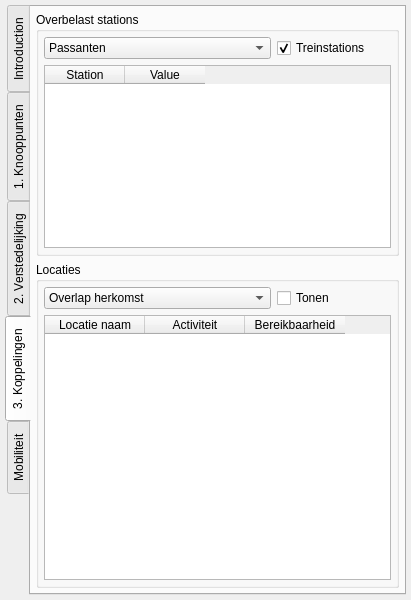
The window that KPOpilot/kpo_datasysteem_pilot_dockwidget_base.ui (Deltametropool/kpo-pilot) describes before a commit, drawn with Qt 5.
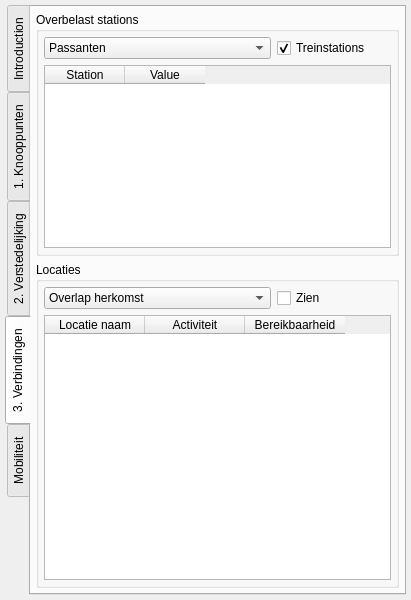
The same window after the commit. The open tabs and pages were chosen to show the change.

Commit message: verbindingen almost there

What changed in the file:
```diff
--- a/KPOpilot/kpo_datasysteem_pilot_dockwidget_base.ui
+++ b/KPOpilot/kpo_datasysteem_pilot_dockwidget_base.ui
@@ -630,7 +630,7 @@
       </widget>
       <widget class="QWidget" name="koppelingenTab">
        <attribute name="title">
-        <string>3. Koppelingen</string>
+        <string>3. Verbindingen</string>
        </attribute>
        <layout class="QVBoxLayout" name="verticalLayout_3" stretch="3,4">
         <property name="leftMargin">
@@ -777,7 +777,7 @@
            <item row="0" column="1">
             <widget class="QCheckBox" name="locationShowCheck">
              <property name="text">
-              <string>Tonen</string>
+              <string>Zien</string>
              </property>
             </widget>
            </item>
```
Left out of the diff: 70 changed lines with no effect on the pictures. The commit also changes 21 other files.
